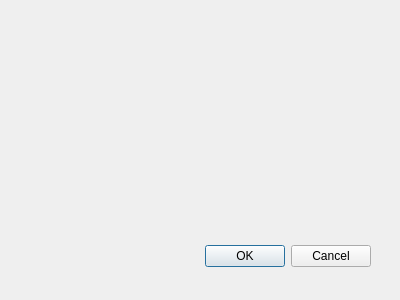
This is dialog.ui in happypeter/gitbro as Qt 5 draws it before an edit. The edited form follows.
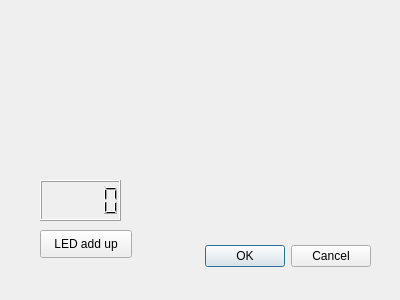
This is the edited form.

Commit message: add two toys

```diff
--- a/dialog.ui
+++ b/dialog.ui
@@ -31,6 +31,29 @@
     <set>QDialogButtonBox::Cancel|QDialogButtonBox::Ok</set>
    </property>
   </widget>
+  <widget class="QLCDNumber" name="lcdNumber">
+   <property name="geometry">
+    <rect>
+     <x>40</x>
+     <y>180</y>
+     <width>81</width>
+     <height>41</height>
+    </rect>
+   </property>
+  </widget>
+  <widget class="QPushButton" name="pushButton">
+   <property name="geometry">
+    <rect>
+     <x>40</x>
+     <y>230</y>
+     <width>92</width>
+     <height>28</height>
+    </rect>
+   </property>
+   <property name="text">
+    <string>LED add up</string>
+   </property>
+  </widget>
  </widget>
  <pixmapfunction></pixmapfunction>
  <resources/>
```
Left out of the diff: 29 changed lines with no effect on the pictures. The commit also changes 2 other files.
